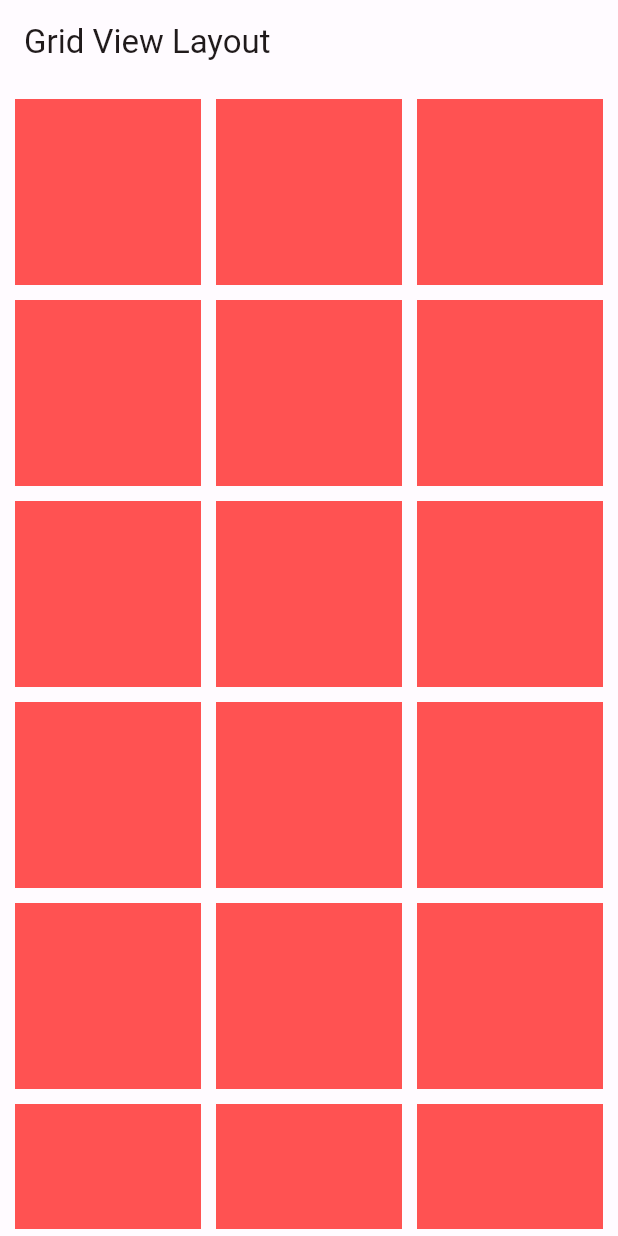
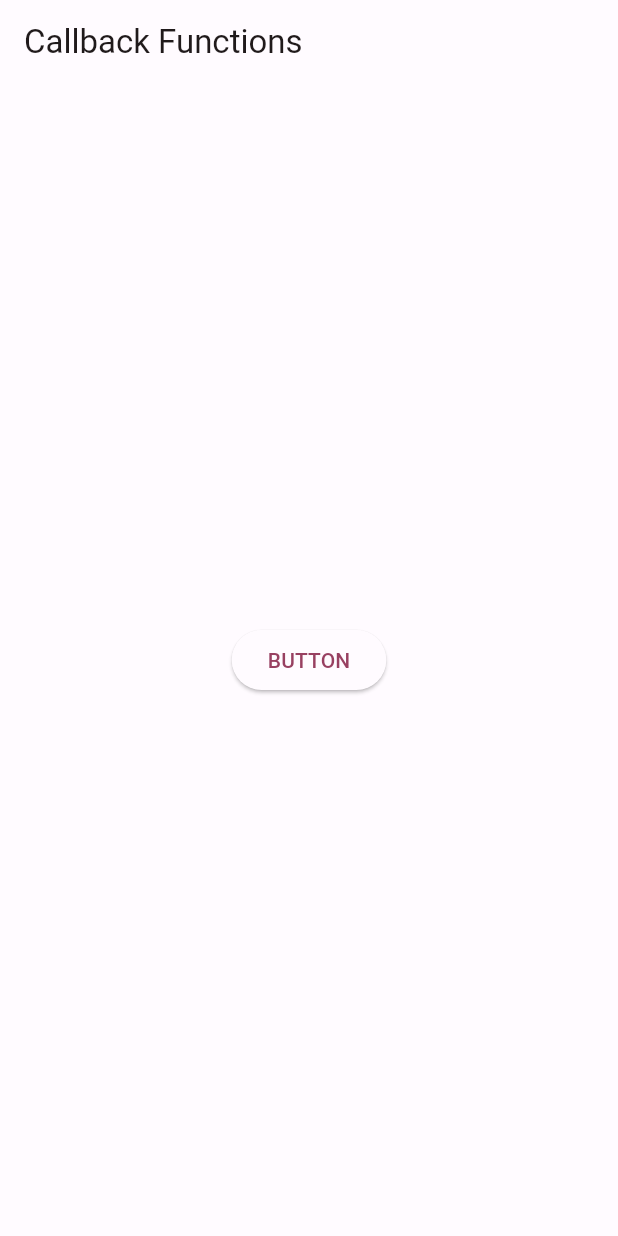
Before and after one commit to jeelpatel001/first_flutter_app, a Flutter app: the screen it shows after launch, on a phone screen of 412 x 824 dp. Run offline on Flutter 3.47's test engine with Material 3 defaults, Android fonts, the phone set to English and light mode, and no system bars.

Commit message:
make Call Back Function

```diff
--- /dev/null
+++ b/lib/_25_callback_functions.dart
@@ -0,0 +1,31 @@
+import 'package:flutter/material.dart';
+
+class MyCallBackFunctions extends StatefulWidget {
+  const MyCallBackFunctions({super.key});
+
+  @override
+  State<MyCallBackFunctions> createState() => _MyCallBackFunctionsState();
+}
+
+class _MyCallBackFunctionsState extends State<MyCallBackFunctions> {
+  callBack() {
+    print("You called me. when you tap on Button !!!");
+  }
+
+  @override
+  Widget build(BuildContext context) {
+    return Scaffold(
+      appBar: AppBar(
+        title: const Text('Callback Functions'),
+      ),
+      body: Center(
+        child: ElevatedButton(
+          child: const Text('BUTTON'),
+          onPressed: () {
+            callBack();
+          },
+        ),
+      ),
+    );
+  }
+}
--- a/lib/main.dart
+++ b/lib/main.dart
@@ -1,4 +1,5 @@
 import 'package:first_flutter_app/_24_grid_view_layout.dart';
+import 'package:first_flutter_app/_25_callback_functions.dart';
 import 'package:flutter/material.dart';
 
 import 'color_schemes.g.dart';
@@ -44,7 +45,8 @@ class MyApp extends StatelessWidget {
       // home: const MyDateAndTime(),
       // home: const MyDateAndTimeFormat(),
       // home: const MyDateAndTimePicker(),
-      home: const MyGridView(),
+      // home: const MyGridView(),
+      home: const MyCallBackFunctions(),
     );
   }
 }
```
